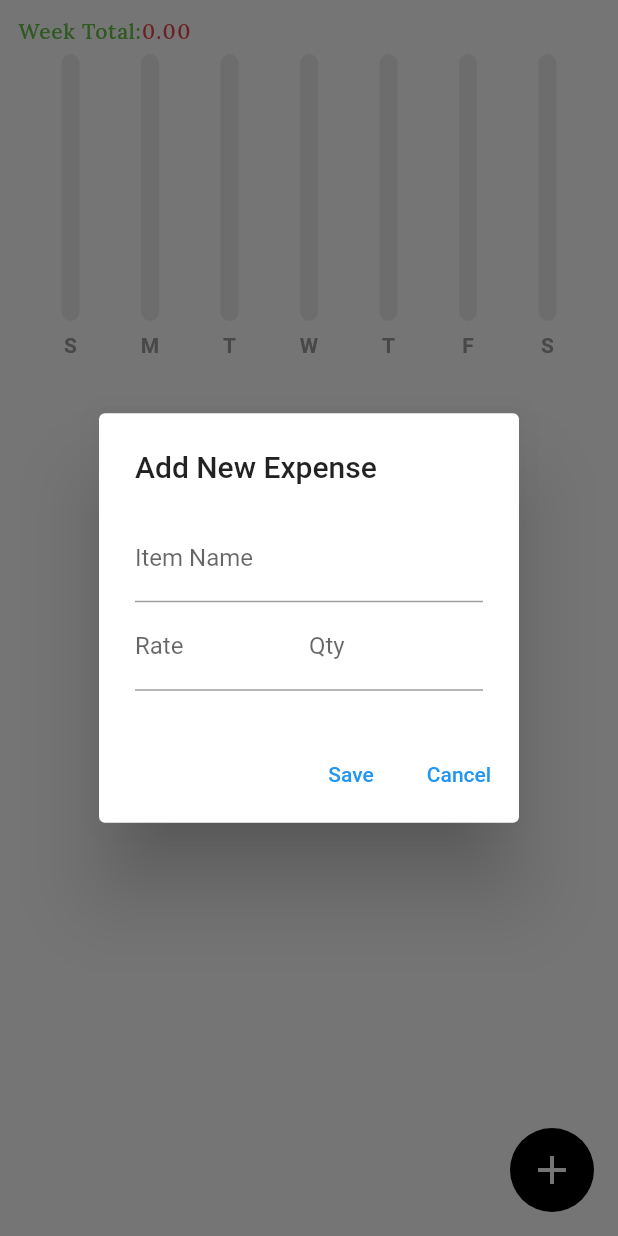
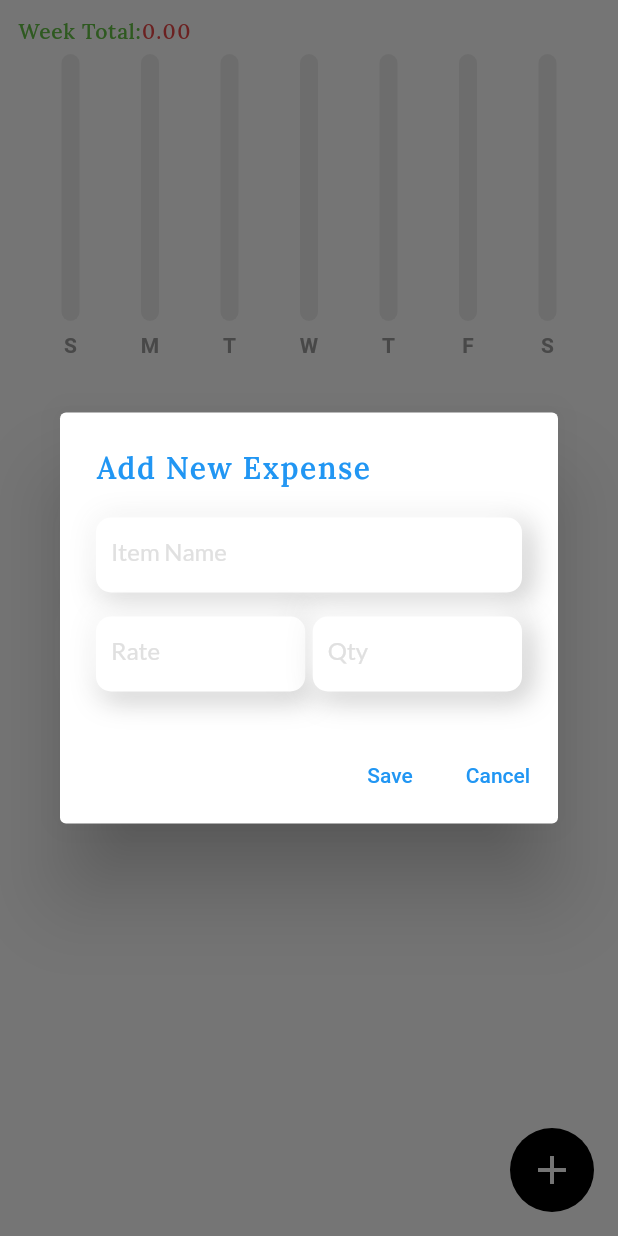
Before and after one commit to shahidjaber90/Expense-Tracker-App, a Flutter app: the screen it shows after launch, after a tap on the "add" icon, on a phone screen of 412 x 824 dp. Run offline on Flutter 3.47's test engine with Material 2 defaults, Android fonts, the phone set to English and light mode, and no system bars; drawn by our look-alikes of fl_chart; our stand-ins replace flutter_slidable, google_fonts, hive_flutter; accounts and stored records are empty.

Commit message:
commit to design over

```diff
--- a/lib/screen/home_page.dart
+++ b/lib/screen/home_page.dart
@@ -1,8 +1,10 @@
 import 'package:expenses/Model/exoense_item.dart';
 import 'package:expenses/data/expense_data.dart';
 import 'package:expenses/utils/colors.dart';
+import 'package:expenses/widget/Textfield_widget.dart';
 import 'package:expenses/widget/expense_summary.dart';
 import 'package:flutter/material.dart';
+import 'package:google_fonts/google_fonts.dart';
 import 'package:provider/provider.dart';
 
 import '../widget/expense_tile.dart';
@@ -30,33 +32,52 @@ class _HomePageState extends State<HomePage> {
     showDialog(
         context: context,
         builder: (context) => AlertDialog(
-              title: Text('Add New Expense'),
+              title: Text('Add New Expense',
+                  style: GoogleFonts.lora(
+                      color: Colors.blue,
+                      // fontSize: 15,
+                      fontWeight: FontWeight.w600,
+                      letterSpacing: 1,
+                      decorationStyle: TextDecorationStyle.wavy)),
               content: Column(
                 mainAxisSize: MainAxisSize.min,
                 children: [
                   //Expense Name
-                  TextField(
-                    controller: newExpenseNameController,
-                    textCapitalization: TextCapitalization.words,
-                    decoration: const InputDecoration(label: Text('Item Name')),
+                  // TextField(
+                  //   controller: newExpenseNameController,
+                  //   textCapitalization: TextCapitalization.words,
+                  //   decoration: const InputDecoration(label: Text('Item Name')),
+                  // ),
+                  TextFieldWidget(
+                      labelText: 'Item Name',
+                      controllerField: newExpenseNameController,
+                      type: TextInputType.text),
+
+                  const SizedBox(
+                    height: 16,
                   ),
                   // Expense Amount
                   Row(
                     children: [
                       Expanded(
-                        child: TextField(
-                          controller: newExpenseAmountController,
-                          keyboardType: TextInputType.number,
-                          decoration:
-                              const InputDecoration(label: Text('Rate')),
-                        ),
+                        child: TextFieldWidget(
+                            labelText: 'Rate',
+                            controllerField: newExpenseAmountController,
+                            type: TextInputType.number),
+                      ),
+                      const SizedBox(
+                        width: 5,
                       ),
                       Expanded(
-                        child: TextField(
-                          controller: newExpenseQuantityController,
-                          keyboardType: TextInputType.number,
-                          decoration: const InputDecoration(label: Text('Qty')),
-                        ),
+                        child: TextFieldWidget(
+                            labelText: 'Qty',
+                            controllerField: newExpenseQuantityController,
+                            type: TextInputType.number),
+                        // TextField(
+                        //   controller: newExpenseQuantityController,
+                        //   keyboardType: TextInputType.number,
+                        //   decoration: const InputDecoration(label: Text('Qty')),
+                        // ),
                       ),
                     ],
                   )
--- /dev/null
+++ b/lib/widget/Textfield_widget.dart
@@ -0,0 +1,52 @@
+import 'package:flutter/material.dart';
+import 'package:google_fonts/google_fonts.dart';
+
+// ignore: must_be_immutable
+class TextFieldWidget extends StatelessWidget {
+  TextFieldWidget({
+    super.key,
+    required this.labelText,
+    required this.controllerField,
+    required this.type,
+  });
+  String labelText;
+  TextEditingController controllerField;
+  TextInputType type;
+
+  @override
+  Widget build(BuildContext context) {
+    return Container(
+      height: 50,
+      width: 300,
+      decoration: BoxDecoration(
+          color: Colors.white,
+          borderRadius: BorderRadius.circular(10),
+          boxShadow: [
+            BoxShadow(
+                color: Colors.grey.shade400,
+                offset: const Offset(4.0, 4.0),
+                blurRadius: 15.0,
+                spreadRadius: 1.0),
+            const BoxShadow(
+                color: Colors.white,
+                offset: Offset(-4.0, -4.0),
+                blurRadius: 15.0,
+                spreadRadius: 1.0),
+          ]),
+      child: TextFormField(
+        controller: controllerField,
+        keyboardType: type,
+        textCapitalization: TextCapitalization.sentences,
+        decoration: InputDecoration(
+          contentPadding: const EdgeInsets.only(bottom: 10,left: 10),
+          floatingLabelBehavior: FloatingLabelBehavior.never,
+          border: InputBorder.none,
+          label: Text(
+            labelText,
+            style: GoogleFonts.lato(color: Colors.grey.shade300),
+          ),
+        ),
+      ),
+    );
+  }
+}
--- a/lib/widget/expense_tile.dart
+++ b/lib/widget/expense_tile.dart
@@ -35,7 +35,7 @@ class ExpenseTile extends StatelessWidget {
         child: Padding(
           padding: const EdgeInsets.symmetric(horizontal: 20, vertical: 8),
           child: Container(
-            height: 80,
+            // height: 80,
             decoration: BoxDecoration(
                 color: Colors.white,
                 borderRadius: BorderRadius.circular(12),
@@ -60,14 +60,19 @@ class ExpenseTile extends StatelessWidget {
                     mainAxisAlignment: MainAxisAlignment.spaceEvenly,
                     crossAxisAlignment: CrossAxisAlignment.start,
                     children: [
-                      Text(
+                      SizedBox(
+                        width: MediaQuery.of(context).size.width * 0.50,
+                        child: Text(
                           name,
+                          overflow: TextOverflow.ellipsis,
+                          maxLines: 3,
                           style: GoogleFonts.lora(
                               color: ColorConstant.itemNameColor,
                               fontSize: 20,
                               fontWeight: FontWeight.w500,
                               letterSpacing: 1,
                               decorationStyle: TextDecorationStyle.wavy),
+                        ),
                       ),
                       Text(
                         '${dateTime.day}/${dateTime.month}/${dateTime.year}',
```
Lines whose indentation alone changed are shown as unchanged.
